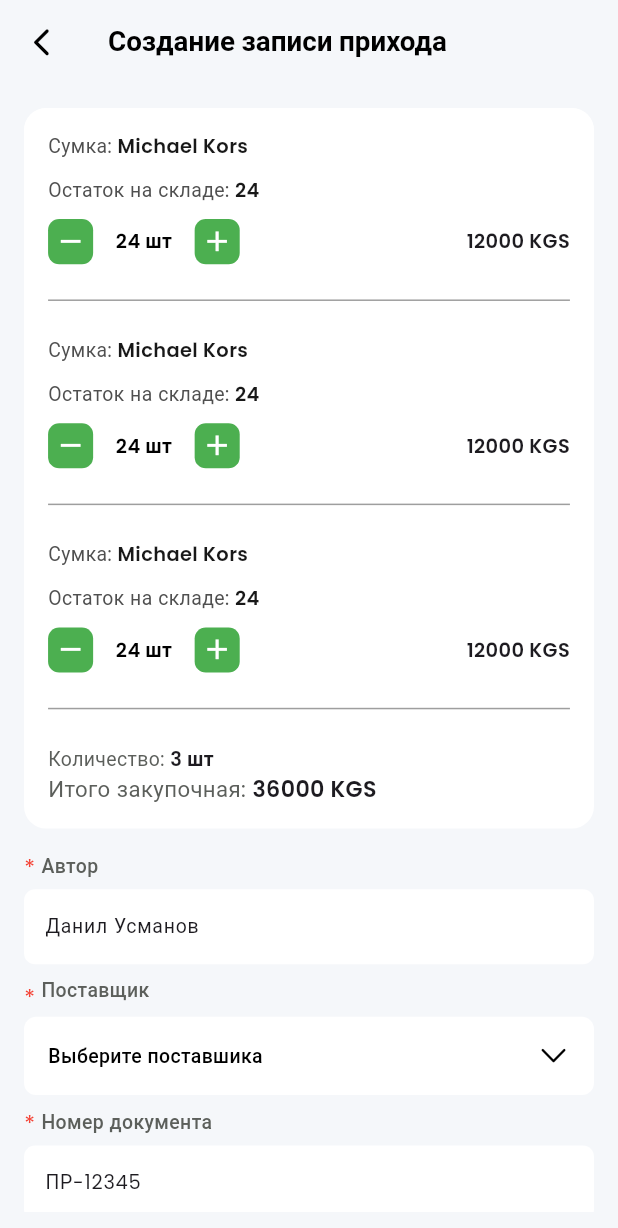
After one commit to raatbek02/BSmart_first_app, a Flutter app: the CreateArrivalPage screen opened by its route, on a phone screen of 412 x 824 dp. The commit adds this screen. Shown: the top 1228 px of the screen. Run offline on Flutter 3.47's test engine with Material 3 defaults, Android fonts, the phone set to English and light mode, and no system bars; our stand-ins replace dartz, dio, equatable, flutter_bloc, flutter_screenutil, flutter_spinkit and 7 more; missing offline and left inert: syncfusion_localizations; accounts and stored records are empty.

Commit message:
Created maket of create_arrival_page.dart

```diff
--- /dev/null
+++ b/lib/core/common/widgets/custom_text_field.dart
@@ -0,0 +1,70 @@
+import 'package:flutter/material.dart';
+import 'package:flutter_screenutil/flutter_screenutil.dart';
+
+class CustomTextField extends StatelessWidget {
+  final String label;
+  final bool isRequired;
+  final TextEditingController controller;
+  final String hintText;
+
+  const CustomTextField({
+    super.key,
+    required this.label,
+    this.isRequired = false,
+    required this.controller,
+    this.hintText = '',
+  });
+
+  @override
+  Widget build(BuildContext context) {
+    return Column(
+      crossAxisAlignment: CrossAxisAlignment.start,
+      children: [
+        Row(
+          children: [
+            if (isRequired)
+              Text(
+                '*',
+                style: TextStyle(color: Colors.red, fontSize: 16.sp),
+              ),
+            const SizedBox(width: 4),
+            Text(
+              label,
+              style: const TextStyle(
+                fontWeight: FontWeight.w500,
+                color: Color.fromRGBO(92, 95, 91, 1),
+              ),
+            ),
+          ],
+        ),
+        SizedBox(height: 5.h),
+        Container(
+          decoration: BoxDecoration(
+            color: Colors.white,
+            borderRadius: BorderRadius.circular(8.r),
+            // boxShadow: [
+            //   BoxShadow(
+            //     color: Colors.grey.withOpacity(0.1),
+            //     spreadRadius: 1,
+            //     blurRadius: 3,
+            //     offset: const Offset(0, 1),
+            //   ),
+            // ],
+          ),
+          child: TextField(
+            controller: controller,
+            decoration: InputDecoration(
+              contentPadding: EdgeInsets.symmetric(
+                horizontal: 14.w,
+                vertical: 15.w,
+              ),
+              border: InputBorder.none,
+              hintText: hintText,
+              hintStyle: TextStyle(color: Colors.grey[400]),
+            ),
+          ),
+        ),
+      ],
+    );
+  }
+}
--- /dev/null
+++ b/lib/core/common/widgets/product_card_v1.dart
@@ -0,0 +1,155 @@
+import 'package:bsmart_first_app/core/helpers/my_logger.dart';
+import 'package:flutter/material.dart';
+import 'package:flutter_screenutil/flutter_screenutil.dart';
+
+class ProductCardV1 extends StatefulWidget {
+  final String productType;
+  final String productName;
+  final int quantity;
+  final int price;
+
+  const ProductCardV1({
+    super.key,
+    required this.productType,
+    required this.productName,
+    required this.quantity,
+    required this.price,
+  });
+
+  @override
+  _ProductCardV1State createState() => _ProductCardV1State();
+}
+
+class _ProductCardV1State extends State<ProductCardV1> {
+  late int currentQuantity;
+
+  @override
+  void initState() {
+    super.initState();
+    currentQuantity = widget.quantity;
+  }
+
+  @override
+  Widget build(BuildContext context) {
+    return Card(
+      margin: EdgeInsets.zero,
+      elevation: 0,
+      color: Colors.white,
+      shape: RoundedRectangleBorder(
+        borderRadius: BorderRadius.circular(16.r),
+      ),
+      child: Padding(
+        padding: EdgeInsets.all(16.w),
+        child: Column(
+          crossAxisAlignment: CrossAxisAlignment.start,
+          children: [
+            _buildInfoRow("${widget.productType}: ", widget.productName),
+            _buildInfoRow('Остаток на складе: ', '${widget.quantity}'),
+            _buildQuantityAndPriceRow(),
+          ],
+        ),
+      ),
+    );
+  }
+
+  Widget _buildInfoRow(String label, String value) {
+    return Padding(
+      padding: EdgeInsets.only(bottom: 10.w),
+      child: Row(
+        mainAxisAlignment: MainAxisAlignment.start,
+        children: [
+          Text(
+            label,
+            style: const TextStyle(color: Color.fromRGBO(79, 79, 79, 1)),
+          ),
+          Text(
+            value,
+            style: const TextStyle(
+              color: Color.fromRGBO(24, 24, 24, 1),
+              fontWeight: FontWeight.w600,
+            ),
+          ),
+        ],
+      ),
+    );
+  }
+
+  Widget _buildQuantityAndPriceRow() {
+    return Row(
+      mainAxisAlignment: MainAxisAlignment.spaceBetween,
+      children: [
+        Row(
+          children: [
+            _buildQuantityButton(
+              icon: Icons.remove,
+              onPressed: () {
+                if (currentQuantity > 0) {
+                  setState(() {
+                    currentQuantity--;
+                  });
+                  logger.i('Quantity decreased: $currentQuantity');
+                }
+              },
+            ),
+            Padding(
+              padding: EdgeInsets.symmetric(horizontal: 15.w),
+              child: Text(
+                '$currentQuantity шт',
+                style: const TextStyle(
+                  color: Colors.black,
+                  fontWeight: FontWeight.w600,
+                ),
+              ),
+            ),
+            _buildQuantityButton(
+              icon: Icons.add,
+              onPressed: () {
+                if (currentQuantity < widget.quantity) {
+                  setState(() {
+                    currentQuantity++;
+                  });
+                  logger.i('Quantity increased: $currentQuantity');
+                }
+              },
+            ),
+          ],
+        ),
+        Text(
+          '${widget.price} KGS',
+          style: TextStyle(
+            fontSize: 14.sp,
+            fontWeight: FontWeight.w600,
+          ),
+        ),
+      ],
+    );
+  }
+
+  Widget _buildQuantityButton({
+    required IconData icon,
+    required VoidCallback onPressed,
+  }) {
+    return Container(
+      width: 30.w,
+      height: 30.w,
+      decoration: BoxDecoration(
+        color: Colors.green,
+        borderRadius: BorderRadius.circular(8.r),
+      ),
+      child: Material(
+        color: Colors.transparent,
+        child: InkWell(
+          onTap: onPressed,
+          splashColor: Colors.white.withOpacity(0.2),
+          highlightColor: Colors.white.withOpacity(0.1),
+          child: Center(
+            child: Icon(
+              icon,
+              color: Colors.white,
+            ),
+          ),
+        ),
+      ),
+    );
+  }
+}
--- a/lib/core/common/widgets/select_button_widget.dart
+++ b/lib/core/common/widgets/select_button_widget.dart
@@ -5,12 +5,15 @@
 class SelectButtonWidget extends StatelessWidget {
   final String name;
   final Color nameColor;
+  final double nameSize;
   final VoidCallback onTap;
   final IconData icon;
   final Color iconColor;
   final double iconSize;
   final double verticalPadding;
   final String? label;
+  final double labelSize;
+  final bool isRequired;
 
   const SelectButtonWidget({
     super.key,
@@ -19,9 +22,12 @@
     this.verticalPadding = 12,
     this.icon = CupertinoIcons.chevron_down,
     this.nameColor = Colors.black,
+    this.nameSize = 16,
     this.iconColor = Colors.black,
     this.iconSize = 22,
     this.label,
+    this.labelSize = 16,
+    this.isRequired = false,
   });
 
   @override
@@ -31,13 +37,19 @@
         if (label != null)
           Row(
             children: [
+              if (isRequired)
+                Text(
+                  '*',
+                  style: TextStyle(color: Colors.red, fontSize: 16.sp),
+                ),
+              const SizedBox(width: 4),
               Padding(
                 padding: EdgeInsets.only(bottom: 8.w),
                 child: Text(
                   label!,
                   style: TextStyle(
                     color: const Color.fromRGBO(92, 95, 91, 1),
-                    fontSize: 16.sp,
+                    fontSize: labelSize.sp,
                     fontWeight: FontWeight.w500,
                   ),
                 ),
@@ -62,7 +74,7 @@
                     name,
                     style: TextStyle(
                       color: nameColor,
-                      fontSize: 16.sp,
+                      fontSize: nameSize.sp,
                       fontWeight: FontWeight.w500,
                     ),
                   ),
--- a/lib/core/routes/admin_routes.dart
+++ b/lib/core/routes/admin_routes.dart
@@ -1,5 +1,6 @@
 import 'package:bsmart_first_app/features/arrival/presentation/pages/arrival_filter_page.dart';
 import 'package:bsmart_first_app/features/arrival/presentation/pages/arrival_page.dart';
+import 'package:bsmart_first_app/features/arrival/presentation/pages/create_arrival_page.dart';
 import 'package:bsmart_first_app/features/expense/presentation/pages/expense_page.dart';
 import 'package:bsmart_first_app/features/home/presentation/pages/main_page.dart';
 import 'package:go_router/go_router.dart';
@@ -9,6 +10,7 @@
   // Arrival Page
   static const String arrivalRoute = "/admin/arrival-page";
   static const String arrivalFilterPage = "/admin/arrival-filter-page";
+  static const String createArrivalPage = "/admin/create-arrival-page";
   // Expense Page
   static const String expenseRoute = "/admin/expense-page";
   static const String expenseFilterPage = "/admin/expense-filter-page";
@@ -27,6 +29,10 @@
       path: arrivalFilterPage,
       builder: (context, state) => const ArrivalFilterPage(),
     ),
+    GoRoute(
+      path: createArrivalPage,
+      builder: (context, state) => const CreateArrivalPage(),
+    ),
 
     // Expense Page
     GoRoute(
--- a/lib/features/arrival/presentation/pages/arrival_filter_page.dart
+++ b/lib/features/arrival/presentation/pages/arrival_filter_page.dart
@@ -43,7 +43,7 @@
                 onTap: () {},
                 label: "Поставщик",
                 verticalPadding: 16,
-                nameColor: const Color.fromRGBO(153, 153, 153, 1),
+                nameColor: Color.fromARGB(255, 255, 249, 249),
                 iconColor: const Color.fromRGBO(153, 153, 153, 1),
               ),
             ],
--- a/lib/features/arrival/presentation/pages/arrival_page.dart
+++ b/lib/features/arrival/presentation/pages/arrival_page.dart
@@ -82,6 +82,8 @@
       floatingActionButton: FloatingActionButton(
         onPressed: () {
           logger.i('Добавить приход товара');
+
+          context.push(AdminRoutes.createArrivalPage);
         },
         backgroundColor: Colors.green,
         child: SvgPicture.asset(
--- /dev/null
+++ b/lib/features/arrival/presentation/pages/create_arrival_page.dart
@@ -0,0 +1,64 @@
+import 'package:bsmart_first_app/core/common/widgets/custom_button.dart';
+import 'package:bsmart_first_app/core/common/widgets/product_card_v1.dart';
+import 'package:bsmart_first_app/core/helpers/my_logger.dart';
+import 'package:bsmart_first_app/features/arrival/presentation/widgets/create_arrival_widgets/create_arrival_bottom_section.dart';
+import 'package:bsmart_first_app/features/arrival/presentation/widgets/create_arrival_widgets/create_arrival_top_section.dart';
+import 'package:flutter/material.dart';
+import 'package:flutter_screenutil/flutter_screenutil.dart';
+
+class CreateArrivalPage extends StatefulWidget {
+  const CreateArrivalPage({super.key});
+
+  @override
+  State<CreateArrivalPage> createState() => _CreateArrivalPageState();
+}
+
+class _CreateArrivalPageState extends State<CreateArrivalPage> {
+  final List<Map<String, dynamic>> productsList = [
+    {
+      'productType': 'Сумка',
+      'productName': 'Michael Kors',
+      'quantity': 24,
+      'price': 12000,
+    },
+    {
+      'productType': 'Сумка',
+      'productName': 'Michael Kors',
+      'quantity': 24,
+      'price': 12000,
+    },
+    {
+      'productType': 'Сумка',
+      'productName': 'Michael Kors',
+      'quantity': 24,
+      'price': 12000,
+    },
+  ];
+
+  @override
+  Widget build(BuildContext context) {
+    return Scaffold(
+      appBar: AppBar(
+        leading: IconButton(
+          icon: const Icon(Icons.arrow_back_ios_rounded),
+          onPressed: () {
+            Navigator.of(context).pop();
+          },
+        ),
+        title: const Text('Создание записи прихода'),
+      ),
+      body: SafeArea(
+        child: Container(
+          padding: EdgeInsets.all(16.w),
+          child: ListView(
+            children: [
+              CreateArrivalTopSection(),
+              SizedBox(height: 16.h),
+              const CreateArrivalBottomSection(),
+            ],
+          ),
+        ),
+      ),
+    );
+  }
+}
--- /dev/null
+++ b/lib/features/arrival/presentation/widgets/create_arrival_widgets/create_arrival_bottom_section.dart
@@ -0,0 +1,66 @@
+import 'package:bsmart_first_app/core/common/widgets/custom_text_field.dart';
+import 'package:bsmart_first_app/core/common/widgets/select_button_widget.dart';
+import 'package:bsmart_first_app/core/helpers/my_logger.dart';
+import 'package:flutter/material.dart';
+import 'package:flutter_screenutil/flutter_screenutil.dart';
+
+class CreateArrivalBottomSection extends StatefulWidget {
+  const CreateArrivalBottomSection({super.key});
+
+  @override
+  State<CreateArrivalBottomSection> createState() =>
+      _CreateArrivalBottomSectionState();
+}
+
+class _CreateArrivalBottomSectionState
+    extends State<CreateArrivalBottomSection> {
+  TextEditingController autorController =
+      TextEditingController(text: 'Данил Усманов');
+  TextEditingController documentNumberController =
+      TextEditingController(text: 'ПР-12345');
+
+  @override
+  Widget build(BuildContext context) {
+    return Column(
+      children: [
+        CustomTextField(
+          label: "Автор",
+          isRequired: true,
+          controller: autorController,
+        ),
+        SizedBox(height: 8.w),
+        SelectButtonWidget(
+          name: 'Выберите поставшика',
+          nameSize: 14,
+          label: 'Поставщик',
+          labelSize: 14,
+          isRequired: true,
+          verticalPadding: 15,
+          onTap: () {
+            logger.i("Выберите поставщика");
+          },
+        ),
+        SizedBox(height: 8.w),
+        CustomTextField(
+          label: "Номер документа",
+          isRequired: true,
+          controller: documentNumberController,
+        ),
+        SizedBox(height: 8.w),
+        SelectButtonWidget(
+          name: "Дата создания",
+          nameSize: 14,
+          label: "Дата",
+          labelSize: 14,
+          isRequired: true,
+          verticalPadding: 16,
+          nameColor: const Color.fromRGBO(153, 153, 153, 1),
+          icon: Icons.calendar_month_outlined,
+          iconColor: const Color.fromRGBO(153, 153, 153, 1),
+          iconSize: 24,
+          onTap: () {},
+        ),
+      ],
+    );
+  }
+}
--- /dev/null
+++ b/lib/features/arrival/presentation/widgets/create_arrival_widgets/create_arrival_top_section.dart
@@ -0,0 +1,102 @@
+import 'package:bsmart_first_app/core/common/widgets/product_card_v1.dart';
+import 'package:flutter/material.dart';
+import 'package:flutter_screenutil/flutter_screenutil.dart';
+
+class CreateArrivalTopSection extends StatelessWidget {
+  CreateArrivalTopSection({super.key});
+
+  final List<Map<String, dynamic>> productsList = [
+    {
+      'productType': 'Сумка',
+      'productName': 'Michael Kors',
+      'quantity': 24,
+      'price': 12000,
+    },
+    {
+      'productType': 'Сумка',
+      'productName': 'Michael Kors',
+      'quantity': 24,
+      'price': 12000,
+    },
+    {
+      'productType': 'Сумка',
+      'productName': 'Michael Kors',
+      'quantity': 24,
+      'price': 12000,
+    },
+  ];
+
+  @override
+  Widget build(BuildContext context) {
+    return Container(
+      decoration: BoxDecoration(
+        color: Colors.white,
+        borderRadius: BorderRadius.circular(16.r),
+      ),
+      child: Column(
+        children: [
+          ...productsList.map((product) {
+            return Column(
+              children: [
+                ProductCardV1(
+                  productType: product['productType'],
+                  productName: product['productName'],
+                  quantity: product['quantity'],
+                  price: product['price'],
+                ),
+                Divider(
+                  color: Colors.grey,
+                  thickness: 1,
+                  indent: 16.w,
+                  endIndent: 16.w,
+                ),
+              ],
+            );
+          }),
+          Padding(
+            padding: EdgeInsets.symmetric(horizontal: 16.w, vertical: 16.w),
+            child: Column(
+              mainAxisAlignment: MainAxisAlignment.start,
+              children: [
+                const Row(
+                  children: [
+                    Text(
+                      "Количество: ",
+                      style: TextStyle(
+                        color: Color.fromRGBO(92, 95, 91, 1),
+                      ),
+                    ),
+                    Text(
+                      "3 шт",
+                      style: TextStyle(
+                        fontWeight: FontWeight.w600,
+                      ),
+                    ),
+                  ],
+                ),
+                Row(
+                  children: [
+                    Text(
+                      "Итого закупочная: ",
+                      style: TextStyle(
+                        fontSize: 16.sp,
+                        color: const Color.fromRGBO(92, 95, 91, 1),
+                      ),
+                    ),
+                    Text(
+                      "36000 KGS",
+                      style: TextStyle(
+                        fontSize: 16.sp,
+                        fontWeight: FontWeight.w600,
+                      ),
+                    ),
+                  ],
+                ),
+              ],
+            ),
+          ),
+        ],
+      ),
+    );
+  }
+}
```
